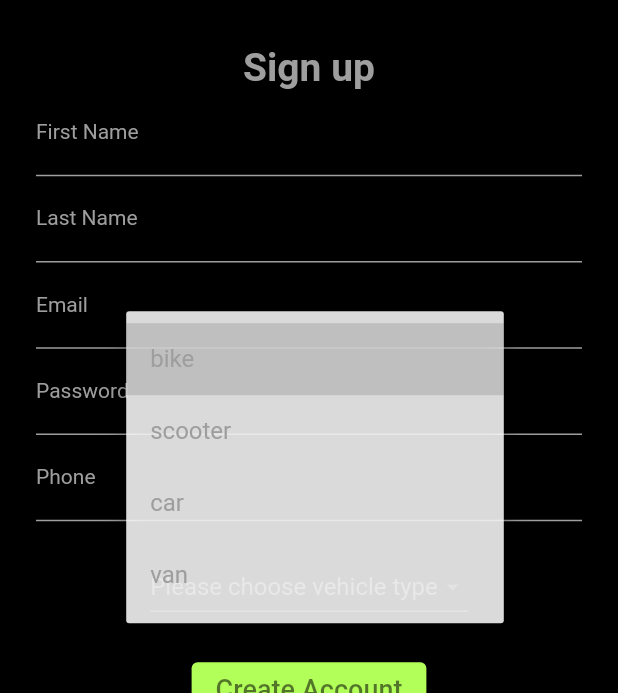
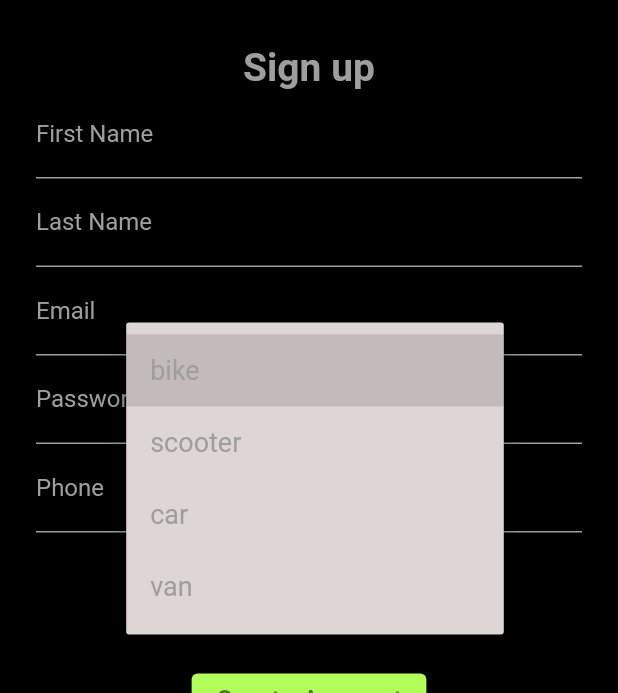
Before and after one commit to avivdimri/CourierApp, a Flutter app: the SignUpScreen screen opened directly, after a tap on "Please choose vehicle type", on a phone screen of 412 x 824 dp, the part 543-1236 px from its top. Run offline on Flutter 3.47's test engine with Material 2 defaults, Android fonts, the phone set to English and light mode, and no system bars; our stand-ins replace assets_audio_player, dio, firebase_core, firebase_database, firebase_messaging, flutter_local_notifications and 7 more; missing offline and left inert: flutter_geofire, flutter_polyline_points, h3_flutter; accounts and stored records are empty; network calls fail.

Commit message:
change fonts and fix bugs
Signed-off-by: avivdimri <77aviv77@gmail.com>

```diff
--- a/lib/Screens/tripScreen.dart
+++ b/lib/Screens/tripScreen.dart
@@ -59,11 +59,11 @@ class _TripScreenState extends State<TripScreen> {
 
     Navigator.pop(context);
 
-    print(directionDetailsInfo!.e_points);
+    //print(directionDetailsInfo!.e_points);
 
     PolylinePoints pPoints = PolylinePoints();
     List<PointLatLng> decodedPolyLinePointsResultList =
-        pPoints.decodePolyline(directionDetailsInfo.e_points!);
+        pPoints.decodePolyline(directionDetailsInfo!.e_points!);
 
     polyLinePositionCoordinates.clear();
 
--- a/lib/authentication/loginScreen.dart
+++ b/lib/authentication/loginScreen.dart
@@ -48,13 +48,11 @@ class _LoginScreenState extends State<LoginScreen> {
     try {
       response = await dio.post(basicUri + 'api/login_courier', data: json);
     } catch (onError) {
-      print("error !!!! loginCourier function  ");
       Fluttertoast.showToast(msg: "Error: " + onError.toString());
       Navigator.pop(context);
     }
     if (response != null) {
       if (response.data == "wrong username or password") {
-        print("wrong username or password");
         Fluttertoast.showToast(msg: "Error: wrong username or password");
         Navigator.pop(context);
       } else {
--- a/lib/authentication/signUpScreen.dart
+++ b/lib/authentication/signUpScreen.dart
@@ -60,7 +60,6 @@ class _SignUpScreenState extends State<SignUpScreen> {
     try {
       response = await dio.post(basicUri + 'api/register', data: jsonData);
     } catch (onError) {
-      print("error !!!! saveCourierInfo function  ");
       Fluttertoast.showToast(msg: "Error: " + onError.toString());
       Navigator.pop(context);
     }
@@ -69,7 +68,6 @@ class _SignUpScreenState extends State<SignUpScreen> {
       Fluttertoast.showToast(
           msg: "Acocount has created.", timeInSecForIosWeb: 3);
     } else {
-      print("error !!!! saveCourierInfo 222 function  ");
       Fluttertoast.showToast(msg: "Error. " + data, timeInSecForIosWeb: 3);
     }
     Navigator.push(context,
@@ -113,11 +111,11 @@ class _SignUpScreenState extends State<SignUpScreen> {
                 ),
                 hintStyle: TextStyle(
                   color: Colors.grey,
-                  fontSize: 10,
+                  fontSize: 12,
                 ),
                 labelStyle: TextStyle(
                   color: Colors.grey,
-                  fontSize: 14,
+                  fontSize: 16,
                 ),
               ),
             ),
@@ -137,11 +135,11 @@ class _SignUpScreenState extends State<SignUpScreen> {
                 ),
                 hintStyle: TextStyle(
                   color: Colors.grey,
-                  fontSize: 10,
+                  fontSize: 12,
                 ),
                 labelStyle: TextStyle(
                   color: Colors.grey,
-                  fontSize: 14,
+                  fontSize: 16,
                 ),
               ),
             ),
@@ -162,11 +160,11 @@ class _SignUpScreenState extends State<SignUpScreen> {
                 ),
                 hintStyle: TextStyle(
                   color: Colors.grey,
-                  fontSize: 10,
+                  fontSize: 12,
                 ),
                 labelStyle: TextStyle(
                   color: Colors.grey,
-                  fontSize: 14,
+                  fontSize: 16,
                 ),
               ),
             ),
@@ -188,11 +186,11 @@ class _SignUpScreenState extends State<SignUpScreen> {
                 ),
                 hintStyle: TextStyle(
                   color: Colors.grey,
-                  fontSize: 10,
+                  fontSize: 12,
                 ),
                 labelStyle: TextStyle(
                   color: Colors.grey,
-                  fontSize: 14,
+                  fontSize: 16,
                 ),
               ),
             ),
@@ -213,11 +211,11 @@ class _SignUpScreenState extends State<SignUpScreen> {
                 ),
                 hintStyle: TextStyle(
                   color: Colors.grey,
-                  fontSize: 10,
+                  fontSize: 12,
                 ),
                 labelStyle: TextStyle(
                   color: Colors.grey,
-                  fontSize: 14,
+                  fontSize: 16,
                 ),
               ),
             ),
@@ -226,12 +224,12 @@ class _SignUpScreenState extends State<SignUpScreen> {
             ),
             DropdownButton(
               iconSize: 20,
-              dropdownColor: const Color.fromARGB(218, 255, 255, 255),
+              dropdownColor: Color.fromARGB(255, 222, 213, 213),
               hint: const Text(
                 "Please choose vehicle type",
                 style: TextStyle(
                   fontSize: 16.0,
-                  color: Colors.grey,
+                  color: Colors.black,
                 ),
               ),
               value: selectdVehicleType,
@@ -239,7 +237,7 @@ class _SignUpScreenState extends State<SignUpScreen> {
                 return DropdownMenuItem(
                   child: Text(
                     vehicle,
-                    style: const TextStyle(color: Colors.grey),
+                    style: const TextStyle(color: Colors.grey, fontSize: 18),
                   ),
                   value: vehicle,
                 );
@@ -274,7 +272,7 @@ class _SignUpScreenState extends State<SignUpScreen> {
               },
               child: const Text(
                 "Already have an account? Log in here",
-                style: TextStyle(color: Colors.grey, fontSize: 12),
+                style: TextStyle(color: Colors.grey, fontSize: 15),
               ),
             ),
           ],
--- a/lib/models/courier.dart
+++ b/lib/models/courier.dart
@@ -37,7 +37,7 @@ class Courier {
         'user_name': email,
         'password': password,
         'phone_number': phoneNumber,
-        'VehicleType': vehicleType,
+        'Vehicle_type': vehicleType,
         'status': status,
       };
 }
--- a/lib/widgets/feedWidget.dart
+++ b/lib/widgets/feedWidget.dart
@@ -197,12 +197,14 @@ class FeedWidget extends StatelessWidget {
 
   createFutureNotfication(context) async {
     DateFormat dateFormat = DateFormat("yyyy-MM-dd HH:mm:ss");
-    DateTime dateTime = dateFormat.parse(delivery.deadline!);
-    DateTime now = DateTime.now().add(const Duration(hours: 1));
+    DateTime dateTime =
+        dateFormat.parse(delivery.deadline!).subtract(const Duration(hours: 1));
+    DateTime now = DateTime.now();
     if (dateTime.isBefore(now)) {
       Fluttertoast.showToast(
           msg:
               "Error: the dead line passed please contact with the your company");
+      return;
     }
     showDialog(
         context: context,
--- a/lib/widgets/myDeliveriesWidget.dart
+++ b/lib/widgets/myDeliveriesWidget.dart
@@ -210,11 +210,9 @@ class MyDeliveriesWidget extends StatelessWidget {
     Navigator.pop(context);
     DateFormat dateFormat = DateFormat("yyyy-MM-dd HH:mm:ss");
     DateTime dateTime = dateFormat.parse(delivery.deadline!);
-    DateTime futureNotificationTime = DateTime.now().add(Duration(minutes: 1));
-    //print("the diff is : " + futureNotificationTime.toString());
-    //print("the diff is : " + dateTime.toString());
+    DateTime futureNotificationTime = DateTime.now().add(Duration(hours: 1));
     if (futureNotificationTime.isBefore(dateTime)) {
-      print("cancel future notification!!!!");
+      //print("cancel future notification!!!!");
       LocalNotificationSystem.cancel(identityHashCode(delivery.id));
     }
 
```
Also changed, not shown: lib/Screens/Tabs/historyTab.dart (+10 -7 lines), lib/Screens/Tabs/homeTab.dart (+14 -10 lines), lib/Screens/Tabs/profileTab.dart (+11 -36 lines), lib/Screens/editProfileScreen.dart (+13 -22 lines), lib/globalUtils/allDeliveriesInfo.dart (+0 -13 lines), lib/globalUtils/global.dart (+10 -0 lines), lib/globalUtils/utils.dart (+5 -13 lines), lib/push_notfications/notficationBox.dart (+11 -6 lines), lib/push_notfications/pushNotficationsSystem.dart (+2 -30 lines), lib/widgets/historyWidget.dart (+0 -10 lines).
